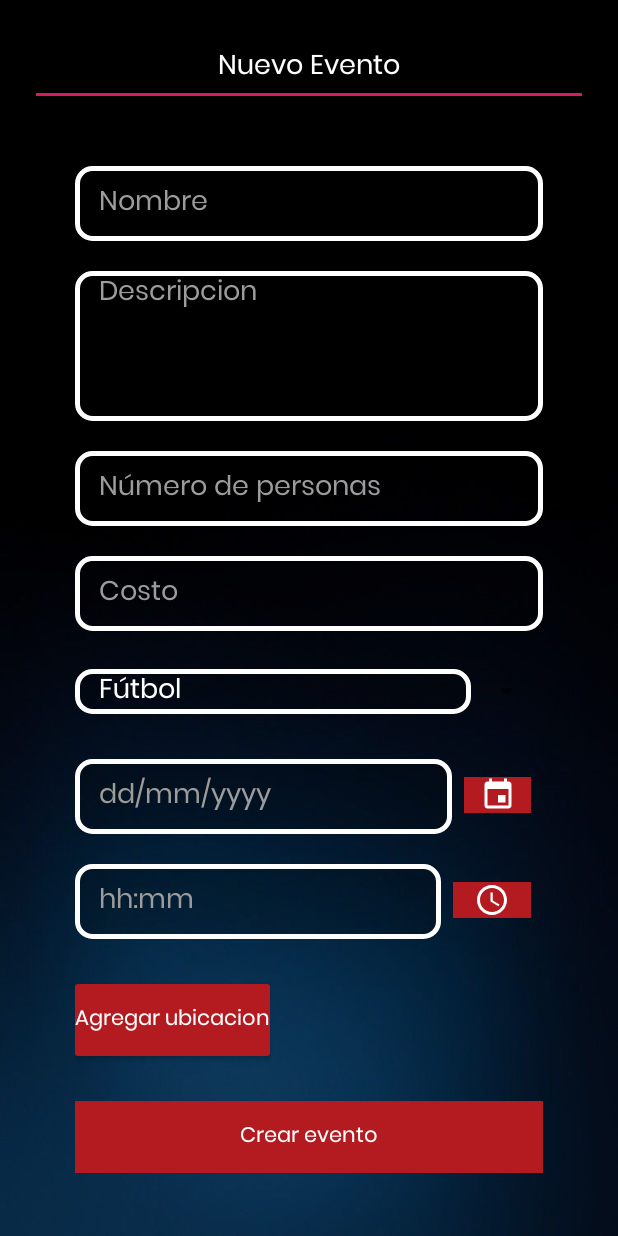
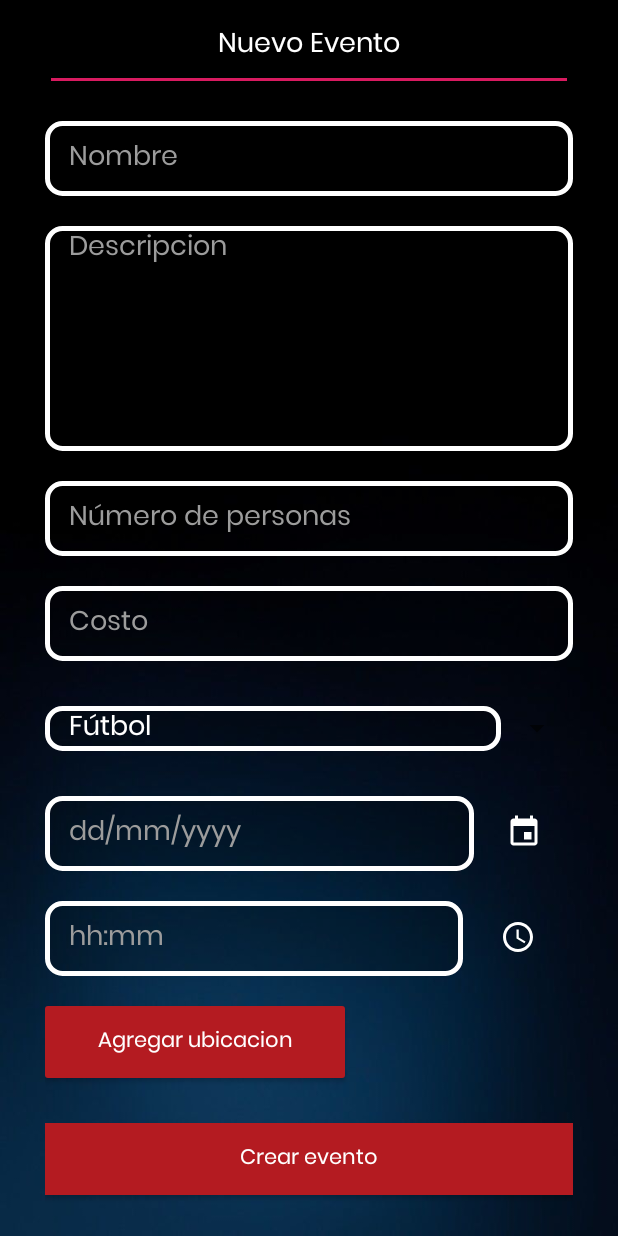
Before and after one commit to BayronCampaz/SportApp, an Android app: the fragment EventCreationFragment shown on its own in the app's theme, on a phone screen of 412 x 824 dp. Run offline under Robolectric (Android 15) with nearby library versions, the phone set to English and light mode, and no system bars; our stand-ins replace Firebase (no records; nobody signed in at launch, a user with empty details on screens opened directly).

Commit message:
Create Event

```diff
--- a/app/src/main/res/layout/eventitem.xml
+++ b/app/src/main/res/layout/eventitem.xml
@@ -53,6 +53,7 @@
             android:layout_marginRight="50dp">
 
             <Button
+
                 android:layout_width="wrap_content"
                 android:layout_height="wrap_content"
                 android:id="@+id/attend"
--- a/app/src/main/res/layout/fragment_event_creation.xml
+++ b/app/src/main/res/layout/fragment_event_creation.xml
@@ -1,32 +1,33 @@
 <?xml version="1.0" encoding="utf-8"?>
-<LinearLayout
-    android:layout_height="match_parent"
+<RelativeLayout
+    android:layout_height="wrap_content"
     android:layout_width="match_parent"
     xmlns:android="http://schemas.android.com/apk/res/android"
     android:orientation="vertical"
     android:background="@drawable/background4">
 
-    <TextView
-        android:layout_width="match_parent"
-        android:layout_height="wrap_content"
-        android:text="@string/new_event"
-        android:gravity="center"
-        android:layout_margin="20dp"
-        style="@style/styleTextView">
-
-    </TextView>
-
     <ScrollView
         android:layout_width="match_parent"
-        android:layout_height="match_parent">
-
+        android:layout_height="match_parent"
+        android:fillViewport="true">
 
         <LinearLayout
+
             android:layout_width="match_parent"
-            android:layout_height="match_parent"
+            android:layout_height="wrap_content"
             android:orientation="vertical"
-            android:layout_marginLeft="50dp"
-            android:layout_marginRight="50dp">
+            android:paddingRight="30dp"
+            android:paddingLeft="30dp">
+
+            <TextView
+                android:layout_width="match_parent"
+                android:layout_height="wrap_content"
+                android:text="@string/new_event"
+                android:gravity="center"
+                android:padding="15dp"
+                style="@style/styleTextView">
+
+            </TextView>
 
 
             <EditText
@@ -42,11 +43,11 @@
                 android:id="@+id/event_description_et"
                 style="@style/styleEditText"
                 android:layout_width="match_parent"
-                android:layout_height="100dp"
+                android:layout_height="150dp"
                 android:hint="@string/description"
-                android:inputType="textEmailAddress"
                 android:layout_marginTop="20dp"
-                android:gravity="top"/>
+                android:gravity="top"
+                android:inputType="textMultiLine"/>
 
             <EditText
                 android:id="@+id/number_people_et"
@@ -69,7 +70,7 @@
                 android:id="@+id/event_sports_spinner"
                 android:layout_width="match_parent"
                 android:layout_height="50dp"
-                android:layout_marginTop="15dp"/>
+                android:layout_marginTop="20dp"/>
 
             <LinearLayout
                 android:layout_width="match_parent"
@@ -96,7 +97,7 @@
                     android:layout_weight="1"
                     android:layout_marginLeft="8dp"
                     android:layout_marginTop="32dp"
-                    android:background="@color/customRed"
+                    android:background="@android:color/transparent"
                     android:tint="@android:color/white"/>
 
             </LinearLayout>
@@ -126,7 +127,7 @@
                     android:layout_weight="1"
                     android:layout_marginLeft="8dp"
                     android:layout_marginTop="32dp"
-                    android:background="@color/customRed"
+                    android:background="@android:color/transparent"
                     android:tint="@android:color/white"/>
 
             </LinearLayout>
@@ -134,10 +135,10 @@
             <Button
                 android:id="@+id/add_location_btn"
                 style="@style/styleButton"
-                android:layout_width="wrap_content"
+                android:layout_width="200dp"
                 android:layout_height="wrap_content"
                 android:gravity="center"
-                android:layout_marginTop="30dp"
+                android:layout_marginTop="20dp"
                 android:text="@string/add_location"/>
 
             <Button
@@ -151,9 +152,8 @@
                 android:background="@color/customRed"
                 android:tint="@android:color/white"/>
 
-
         </LinearLayout>
 
     </ScrollView>
 
-</LinearLayout>
+</RelativeLayout>
```
Also changed, not shown: app/src/main/java/edu/icesi/sportapp/EventCreationFragment.java (+37 -9 lines), app/src/main/java/edu/icesi/sportapp/MainActivity.java (+10 -19 lines), app/src/main/java/edu/icesi/sportapp/MapsActivity.java (+79 -5 lines), app/src/main/java/edu/icesi/sportapp/model/entity/EventSport.java (+23 -6 lines), app/src/main/res/drawable/border_view.xml (added, +21 -0 lines), app/src/main/res/layout/activity_main.xml (+2 -12 lines), app/src/main/res/layout/activity_maps.xml (+21 -0 lines), app/src/main/res/drawable/marker_user.png (added).
